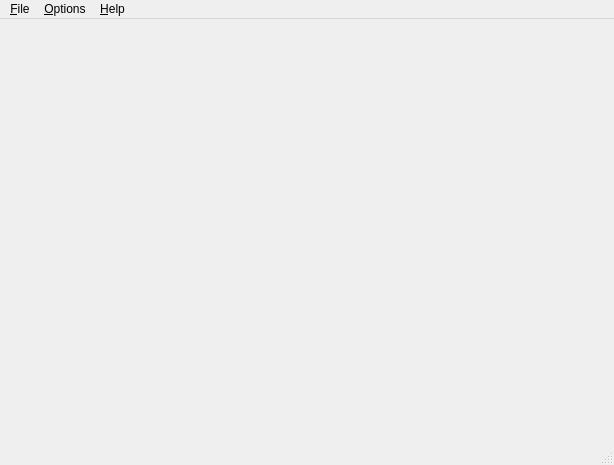
Before: the Qt Designer form src/mainwindow.ui in jgen/ServoControl, drawn with Qt 5.
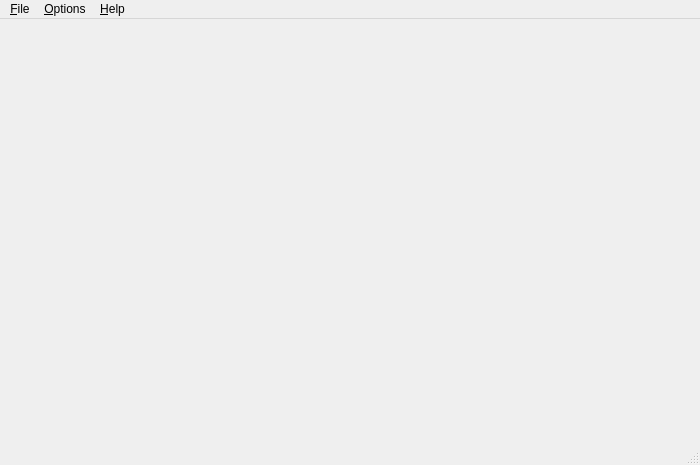
After: the same form once the commit is applied. Icons and pictures are not drawn.

Commit message: Some small changes to the Servo Board interface.

```diff
--- a/src/mainwindow.ui
+++ b/src/mainwindow.ui
@@ -6,7 +6,7 @@
    <rect>
     <x>0</x>
     <y>0</y>
-    <width>614</width>
+    <width>700</width>
     <height>465</height>
    </rect>
   </property>
@@ -23,8 +23,8 @@
     <rect>
      <x>0</x>
      <y>0</y>
-     <width>614</width>
-     <height>18</height>
+     <width>700</width>
+     <height>20</height>
     </rect>
    </property>
    <widget class="QMenu" name="menuFile">
```
The commit also changes 3 other files.
